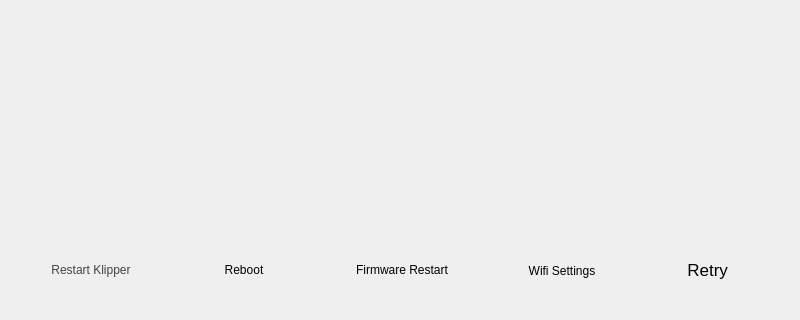
Old version of the form BlocksScreen/lib/ui/connectionWindow.ui in the repository BlocksTechnology/BlocksScreen; both pictures show x 0 to 800 and y 160 to 480 of the 800 by 480 pixel window.
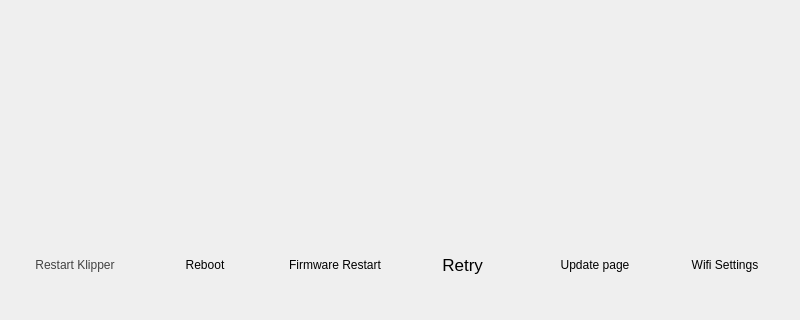
New version of the form. Icons and pictures are not drawn. Custom widgets are drawn as their Qt base class.

What changed in the file:
```diff
--- a/BlocksScreen/lib/ui/connectionWindow.ui
+++ b/BlocksScreen/lib/ui/connectionWindow.ui
@@ -115,356 +115,24 @@
    <property name="lineWidth">
     <number>0</number>
    </property>
-   <widget class="IconButton" name="RetryConnectionButton">
-    <property name="geometry">
-     <rect>
-      <x>623</x>
-      <y>10</y>
-      <width>154</width>
-      <height>80</height>
-     </rect>
+   <layout class="QHBoxLayout" name="horizontalLayout">
+    <property name="spacing">
+     <number>0</number>
     </property>
-    <property name="sizePolicy">
-     <sizepolicy hsizetype="MinimumExpanding" vsizetype="Fixed">
-      <horstretch>0</horstretch>
-      <verstretch>0</verstretch>
-     </sizepolicy>
+    <property name="leftMargin">
+     <number>0</number>
     </property>
-    <property name="minimumSize">
-     <size>
-      <width>154</width>
-      <height>80</height>
-     </size>
+    <property name="topMargin">
+     <number>5</number>
     </property>
-    <property name="maximumSize">
-     <size>
-      <width>154</width>
-      <height>80</height>
-     </size>
-    </property>
-    <property name="baseSize">
-     <size>
-      <width>80</width>
-      <height>80</height>
-     </size>
-    </property>
-    <property name="palette">
-     <palette>
-      <active/>
-      <inactive/>
-      <disabled/>
-     </palette>
-    </property>
-    <property name="font">
-     <font>
-      <pointsize>13</pointsize>
-     </font>
-    </property>
-    <property name="tabletTracking">
-     <bool>true</bool>
-    </property>
-    <property name="focusPolicy">
-     <enum>Qt::ClickFocus</enum>
-    </property>
-    <property name="autoFillBackground">
-     <bool>false</bool>
-    </property>
-    <property name="styleSheet">
-     <string notr="true"/>
-    </property>
-    <property name="text">
-     <string>Retry </string>
-    </property>
-    <property name="icon">
-     <iconset>
-      <normaloff>:/system_icons/media/btn_icons/retry_connection.svg</normaloff>:/system_icons/media/btn_icons/retry_connection.svg</iconset>
-    </property>
-    <property name="iconSize">
-     <size>
-      <width>16</width>
-      <height>16</height>
-     </size>
-    </property>
-    <property name="checkable">
-     <bool>false</bool>
-    </property>
-    <property name="autoRepeatDelay">
+    <property name="rightMargin">
      <number>0</number>
     </property>
-    <property name="autoRepeatInterval">
+    <property name="bottomMargin">
      <number>0</number>
     </property>
-    <property name="autoDefault">
-     <bool>false</bool>
-    </property>
-    <property name="default">
-     <bool>false</bool>
-    </property>
-    <property name="flat">
-     <bool>true</bool>
-    </property>
-    <property name="text_formatting" stdset="0">
-     <string>bottom</string>
-    </property>
-    <property name="icon_pixmap" stdset="0">
-     <pixmap resource="resources/icon_resources.qrc">:/system/media/btn_icons/restart_printer.svg</pixmap>
-    </property>
-    <property name="text_color" stdset="0">
-     <color>
-      <red>255</red>
-      <green>255</green>
-      <blue>255</blue>
-     </color>
-    </property>
-    <property name="has_text" stdset="0">
-     <bool>true</bool>
-    </property>
-   </widget>
-   <widget class="IconButton" name="wifi_button">
-    <property name="geometry">
-     <rect>
-      <x>475</x>
-      <y>11</y>
-      <width>154</width>
-      <height>80</height>
-     </rect>
-    </property>
-    <property name="sizePolicy">
-     <sizepolicy hsizetype="MinimumExpanding" vsizetype="Fixed">
-      <horstretch>0</horstretch>
-      <verstretch>0</verstretch>
-     </sizepolicy>
-    </property>
-    <property name="minimumSize">
-     <size>
-      <width>154</width>
-      <height>80</height>
-     </size>
-    </property>
-    <property name="maximumSize">
-     <size>
-      <width>154</width>
-      <height>80</height>
-     </size>
-    </property>
-    <property name="baseSize">
-     <size>
-      <width>80</width>
-      <height>80</height>
-     </size>
-    </property>
-    <property name="tabletTracking">
-     <bool>true</bool>
-    </property>
-    <property name="focusPolicy">
-     <enum>Qt::NoFocus</enum>
-    </property>
-    <property name="contextMenuPolicy">
-     <enum>Qt::NoContextMenu</enum>
-    </property>
-    <property name="autoFillBackground">
-     <bool>false</bool>
-    </property>
-    <property name="text">
-     <string>Wifi Settings</string>
-    </property>
-    <property name="icon">
-     <iconset>
-      <normaloff>:/system_icons/media/btn_icons/retry_connection.svg</normaloff>:/system_icons/media/btn_icons/retry_connection.svg</iconset>
-    </property>
-    <property name="autoDefault">
-     <bool>false</bool>
-    </property>
-    <property name="default">
-     <bool>false</bool>
-    </property>
-    <property name="flat">
-     <bool>true</bool>
-    </property>
-    <property name="class" stdset="0">
-     <string>system_control_btn</string>
-    </property>
-    <property name="icon_pixmap" stdset="0">
-     <pixmap resource="resources/icon_resources.qrc">:/network/media/btn_icons/wifi_config.svg</pixmap>
-    </property>
-    <property name="has_text" stdset="0">
-     <bool>true</bool>
-    </property>
-    <property name="text_formatting" stdset="0">
-     <string>bottom</string>
-    </property>
-   </widget>
-   <widget class="IconButton" name="FirmwareRestartButton">
-    <property name="geometry">
-     <rect>
-      <x>315</x>
-      <y>10</y>
-      <width>154</width>
-      <height>80</height>
-     </rect>
-    </property>
-    <property name="sizePolicy">
-     <sizepolicy hsizetype="MinimumExpanding" vsizetype="Fixed">
-      <horstretch>0</horstretch>
-      <verstretch>0</verstretch>
-     </sizepolicy>
-    </property>
-    <property name="minimumSize">
-     <size>
-      <width>154</width>
-      <height>80</height>
-     </size>
-    </property>
-    <property name="maximumSize">
-     <size>
-      <width>154</width>
-      <height>80</height>
-     </size>
-    </property>
-    <property name="baseSize">
-     <size>
-      <width>160</width>
-      <height>80</height>
-     </size>
-    </property>
-    <property name="cursor">
-     <cursorShape>BlankCursor</cursorShape>
-    </property>
-    <property name="tabletTracking">
-     <bool>true</bool>
-    </property>
-    <property name="focusPolicy">
-     <enum>Qt::NoFocus</enum>
-    </property>
-    <property name="contextMenuPolicy">
-     <enum>Qt::NoContextMenu</enum>
-    </property>
-    <property name="autoFillBackground">
-     <bool>false</bool>
-    </property>
-    <property name="text">
-     <string>Firmware Restart</string>
-    </property>
-    <property name="icon">
-     <iconset>
-      <normaloff>:/system_icons/media/btn_icons/firmware_restart.svg</normaloff>:/system_icons/media/btn_icons/firmware_restart.svg</iconset>
-    </property>
-    <property name="autoDefault">
-     <bool>false</bool>
-    </property>
-    <property name="default">
-     <bool>false</bool>
-    </property>
-    <property name="flat">
-     <bool>true</bool>
-    </property>
-    <property name="icon_pixmap" stdset="0">
-     <pixmap resource="resources/icon_resources.qrc">:/system/media/btn_icons/restart_firmware.svg</pixmap>
-    </property>
-    <property name="has_text" stdset="0">
-     <bool>true</bool>
-    </property>
-    <property name="text_formatting" stdset="0">
-     <string>bottom</string>
-    </property>
-    <property name="text_color" stdset="0">
-     <color>
-      <red>255</red>
-      <green>255</green>
-      <blue>255</blue>
-     </color>
-    </property>
-   </widget>
-   <widget class="IconButton" name="RebootSystemButton">
-    <property name="geometry">
-     <rect>
-      <x>157</x>
-      <y>10</y>
-      <width>154</width>
-      <height>80</height>
-     </rect>
-    </property>
-    <property name="sizePolicy">
-     <sizepolicy hsizetype="MinimumExpanding" vsizetype="Fixed">
-      <horstretch>0</horstretch>
-      <verstretch>0</verstretch>
-     </sizepolicy>
-    </property>
-    <property name="minimumSize">
-     <size>
-      <width>154</width>
-      <height>80</height>
-     </size>
-    </property>
-    <property name="maximumSize">
-     <size>
-      <width>154</width>
-      <height>80</height>
-     </size>
-    </property>
-    <property name="baseSize">
-     <size>
-      <width>80</width>
-      <height>80</height>
-     </size>
-    </property>
-    <property name="cursor">
-     <cursorShape>BlankCursor</cursorShape>
-    </property>
-    <property name="tabletTracking">
-     <bool>true</bool>
-    </property>
-    <property name="focusPolicy">
-     <enum>Qt::NoFocus</enum>
-    </property>
-    <property name="contextMenuPolicy">
-     <enum>Qt::NoContextMenu</enum>
-    </property>
-    <property name="autoFillBackground">
-     <bool>false</bool>
-    </property>
-    <property name="text">
-     <string>Reboot</string>
-    </property>
-    <property name="icon">
-     <iconset>
-      <normaloff>:/system_icons/media/btn_icons/firmware_restart.svg</normaloff>:/system_icons/media/btn_icons/firmware_restart.svg</iconset>
-    </property>
-    <property name="autoDefault">
-     <bool>false</bool>
-    </property>
-    <property name="default">
-     <bool>false</bool>
-    </property>
-    <property name="flat">
-     <bool>true</bool>
-    </property>
-    <property name="icon_pixmap" stdset="0">
-     <pixmap resource="resources/icon_resources.qrc">:/system/media/btn_icons/reboot.svg</pixmap>
-    </property>
-    <property name="text_formatting" stdset="0">
-     <string>bottom</string>
-    </property>
-    <property name="text_color" stdset="0">
-     <color>
-      <red>255</red>
-      <green>255</green>
-      <blue>255</blue>
-     </color>
-    </property>
-    <property name="has_text" stdset="0">
-     <bool>true</bool>
-    </property>
-   </widget>
+    <item alignment="Qt::AlignHCenter|Qt::AlignTop">
    <widget class="IconButton" name="RestartKlipperButton">
-    <property name="geometry">
-     <rect>
-      <x>4</x>
-      <y>10</y>
-      <width>154</width>
-      <height>80</height>
-     </rect>
-    </property>
     <property name="sizePolicy">
      <sizepolicy hsizetype="MinimumExpanding" vsizetype="Fixed">
       <horstretch>0</horstretch>
@@ -473,13 +141,13 @@
     </property>
     <property name="minimumSize">
      <size>
-      <width>154</width>
+        <width>100</width>
       <height>80</height>
      </size>
     </property>
     <property name="maximumSize">
      <size>
-      <width>154</width>
+        <width>100</width>
       <height>80</height>
      </size>
     </property>
@@ -660,6 +328,400 @@
      </color>
     </property>
    </widget>
+    </item>
+    <item alignment="Qt::AlignHCenter|Qt::AlignTop">
+     <widget class="IconButton" name="RebootSystemButton">
+      <property name="sizePolicy">
+       <sizepolicy hsizetype="MinimumExpanding" vsizetype="Fixed">
+        <horstretch>0</horstretch>
+        <verstretch>0</verstretch>
+       </sizepolicy>
+      </property>
+      <property name="minimumSize">
+       <size>
+        <width>100</width>
+        <height>80</height>
+       </size>
+      </property>
+      <property name="maximumSize">
+       <size>
+        <width>100</width>
+        <height>80</height>
+       </size>
+      </property>
+      <property name="baseSize">
+       <size>
+        <width>80</width>
+        <height>80</height>
+       </size>
+      </property>
+      <property name="cursor">
+       <cursorShape>BlankCursor</cursorShape>
+      </property>
+      <property name="tabletTracking">
+       <bool>true</bool>
+      </property>
+      <property name="focusPolicy">
+       <enum>Qt::NoFocus</enum>
+      </property>
+      <property name="contextMenuPolicy">
+       <enum>Qt::NoContextMenu</enum>
+      </property>
+      <property name="autoFillBackground">
+       <bool>false</bool>
+      </property>
+      <property name="text">
+       <string>Reboot</string>
+      </property>
+      <property name="icon">
+       <iconset>
+        <normaloff>:/system_icons/media/btn_icons/firmware_restart.svg</normaloff>:/system_icons/media/btn_icons/firmware_restart.svg</iconset>
+      </property>
+      <property name="autoDefault">
+       <bool>false</bool>
+      </property>
+      <property name="default">
+       <bool>false</bool>
+      </property>
+      <property name="flat">
+       <bool>true</bool>
+      </property>
+      <property name="icon_pixmap" stdset="0">
+       <pixmap resource="resources/icon_resources.qrc">:/system/media/btn_icons/reboot.svg</pixmap>
+      </property>
+      <property name="text_formatting" stdset="0">
+       <string>bottom</string>
+      </property>
+      <property name="text_color" stdset="0">
+       <color>
+        <red>255</red>
+        <green>255</green>
+        <blue>255</blue>
+       </color>
+      </property>
+      <property name="has_text" stdset="0">
+       <bool>true</bool>
+      </property>
+     </widget>
+    </item>
+    <item alignment="Qt::AlignHCenter|Qt::AlignTop">
+     <widget class="IconButton" name="FirmwareRestartButton">
+      <property name="sizePolicy">
+       <sizepolicy hsizetype="MinimumExpanding" vsizetype="Fixed">
+        <horstretch>0</horstretch>
+        <verstretch>0</verstretch>
+       </sizepolicy>
+      </property>
+      <property name="minimumSize">
+       <size>
+        <width>100</width>
+        <height>80</height>
+       </size>
+      </property>
+      <property name="maximumSize">
+       <size>
+        <width>100</width>
+        <height>80</height>
+       </size>
+      </property>
+      <property name="baseSize">
+       <size>
+        <width>160</width>
+        <height>80</height>
+       </size>
+      </property>
+      <property name="cursor">
+       <cursorShape>BlankCursor</cursorShape>
+      </property>
+      <property name="tabletTracking">
+       <bool>true</bool>
+      </property>
+      <property name="focusPolicy">
+       <enum>Qt::NoFocus</enum>
+      </property>
+      <property name="contextMenuPolicy">
+       <enum>Qt::NoContextMenu</enum>
+      </property>
+      <property name="autoFillBackground">
+       <bool>false</bool>
+      </property>
+      <property name="text">
+       <string>Firmware Restart</string>
+      </property>
+      <property name="icon">
+       <iconset>
+        <normaloff>:/system_icons/media/btn_icons/firmware_restart.svg</normaloff>:/system_icons/media/btn_icons/firmware_restart.svg</iconset>
+      </property>
+      <property name="autoDefault">
+       <bool>false</bool>
+      </property>
+      <property name="default">
+       <bool>false</bool>
+      </property>
+      <property name="flat">
+       <bool>true</bool>
+      </property>
+      <property name="icon_pixmap" stdset="0">
+       <pixmap resource="resources/icon_resources.qrc">:/system/media/btn_icons/restart_firmware.svg</pixmap>
+      </property>
+      <property name="has_text" stdset="0">
+       <bool>true</bool>
+      </property>
+      <property name="text_formatting" stdset="0">
+       <string>bottom</string>
+      </property>
+      <property name="text_color" stdset="0">
+       <color>
+        <red>255</red>
+        <green>255</green>
+        <blue>255</blue>
+       </color>
+      </property>
+     </widget>
+    </item>
+    <item alignment="Qt::AlignHCenter|Qt::AlignTop">
+     <widget class="IconButton" name="RetryConnectionButton">
+      <property name="sizePolicy">
+       <sizepolicy hsizetype="MinimumExpanding" vsizetype="Fixed">
+        <horstretch>0</horstretch>
+        <verstretch>0</verstretch>
+       </sizepolicy>
+      </property>
+      <property name="minimumSize">
+       <size>
+        <width>100</width>
+        <height>80</height>
+       </size>
+      </property>
+      <property name="maximumSize">
+       <size>
+        <width>100</width>
+        <height>80</height>
+       </size>
+      </property>
+      <property name="baseSize">
+       <size>
+        <width>80</width>
+        <height>80</height>
+       </size>
+      </property>
+      <property name="palette">
+       <palette>
+        <active/>
+        <inactive/>
+        <disabled/>
+       </palette>
+      </property>
+      <property name="font">
+       <font>
+        <pointsize>13</pointsize>
+       </font>
+      </property>
+      <property name="tabletTracking">
+       <bool>true</bool>
+      </property>
+      <property name="focusPolicy">
+       <enum>Qt::ClickFocus</enum>
+      </property>
+      <property name="autoFillBackground">
+       <bool>false</bool>
+      </property>
+      <property name="styleSheet">
+       <string notr="true"/>
+      </property>
+      <property name="text">
+       <string>Retry </string>
+      </property>
+      <property name="icon">
+       <iconset>
+        <normaloff>:/system_icons/media/btn_icons/retry_connection.svg</normaloff>:/system_icons/media/btn_icons/retry_connection.svg</iconset>
+      </property>
+      <property name="iconSize">
+       <size>
+        <width>16</width>
+        <height>16</height>
+       </size>
+      </property>
+      <property name="checkable">
+       <bool>false</bool>
+      </property>
+      <property name="autoRepeatDelay">
+       <number>0</number>
+      </property>
+      <property name="autoRepeatInterval">
+       <number>0</number>
+      </property>
+      <property name="autoDefault">
+       <bool>false</bool>
+      </property>
+      <property name="default">
+       <bool>false</bool>
+      </property>
+      <property name="flat">
+       <bool>true</bool>
+      </property>
+      <property name="text_formatting" stdset="0">
+       <string>bottom</string>
+      </property>
+      <property name="icon_pixmap" stdset="0">
+       <pixmap resource="resources/icon_resources.qrc">:/system/media/btn_icons/restart_printer.svg</pixmap>
+      </property>
+      <property name="text_color" stdset="0">
+       <color>
+        <red>255</red>
+        <green>255</green>
+        <blue>255</blue>
+       </color>
+      </property>
+      <property name="has_text" stdset="0">
+       <bool>true</bool>
+      </property>
+     </widget>
+    </item>
+    <item alignment="Qt::AlignHCenter|Qt::AlignTop">
+     <widget class="IconButton" name="updatepageButton">
+      <property name="sizePolicy">
+       <sizepolicy hsizetype="MinimumExpanding" vsizetype="Fixed">
+        <horstretch>0</horstretch>
+        <verstretch>0</verstretch>
+       </sizepolicy>
+      </property>
+      <property name="minimumSize">
+       <size>
+        <width>100</width>
+        <height>80</height>
+       </size>
+      </property>
+      <property name="maximumSize">
+       <size>
+        <width>100</width>
+        <height>80</height>
+       </size>
+      </property>
+      <property name="baseSize">
+       <size>
+        <width>80</width>
+        <height>80</height>
+       </size>
+      </property>
+      <property name="cursor">
+       <cursorShape>BlankCursor</cursorShape>
+      </property>
+      <property name="tabletTracking">
+       <bool>true</bool>
+      </property>
+      <property name="focusPolicy">
+       <enum>Qt::NoFocus</enum>
+      </property>
+      <property name="contextMenuPolicy">
+       <enum>Qt::NoContextMenu</enum>
+      </property>
+      <property name="autoFillBackground">
+       <bool>false</bool>
+      </property>
+      <property name="text">
+       <string>Update page</string>
+      </property>
+      <property name="icon">
+       <iconset>
+        <normaloff>:/system_icons/media/btn_icons/firmware_restart.svg</normaloff>:/system_icons/media/btn_icons/firmware_restart.svg</iconset>
+      </property>
+      <property name="autoDefault">
+       <bool>false</bool>
+      </property>
+      <property name="default">
+       <bool>false</bool>
+      </property>
+      <property name="flat">
+       <bool>true</bool>
+      </property>
+      <property name="icon_pixmap" stdset="0">
+       <pixmap resource="resources/icon_resources.qrc">:/system/media/btn_icons/update-software-icon.svg</pixmap>
+      </property>
+      <property name="text_formatting" stdset="0">
+       <string>bottom</string>
+      </property>
+      <property name="text_color" stdset="0">
+       <color>
+        <red>255</red>
+        <green>255</green>
+        <blue>255</blue>
+       </color>
+      </property>
+      <property name="has_text" stdset="0">
+       <bool>true</bool>
+      </property>
+     </widget>
+    </item>
+    <item alignment="Qt::AlignHCenter|Qt::AlignTop">
+     <widget class="IconButton" name="wifi_button">
+      <property name="sizePolicy">
+       <sizepolicy hsizetype="MinimumExpanding" vsizetype="Fixed">
+        <horstretch>0</horstretch>
+        <verstretch>0</verstretch>
+       </sizepolicy>
+      </property>
+      <property name="minimumSize">
+       <size>
+        <width>100</width>
+        <height>80</height>
+       </size>
+      </property>
+      <property name="maximumSize">
+       <size>
+        <width>100</width>
+        <height>80</height>
+       </size>
+      </property>
+      <property name="baseSize">
+       <size>
+        <width>80</width>
+        <height>80</height>
+       </size>
+      </property>
+      <property name="tabletTracking">
+       <bool>true</bool>
+      </property>
+      <property name="focusPolicy">
+       <enum>Qt::NoFocus</enum>
+      </property>
+      <property name="contextMenuPolicy">
+       <enum>Qt::NoContextMenu</enum>
+      </property>
+      <property name="autoFillBackground">
+       <bool>false</bool>
+      </property>
+      <property name="text">
+       <string>Wifi Settings</string>
+      </property>
+      <property name="icon">
+       <iconset>
+        <normaloff>:/system_icons/media/btn_icons/retry_connection.svg</normaloff>:/system_icons/media/btn_icons/retry_connection.svg</iconset>
+      </property>
+      <property name="autoDefault">
+       <bool>false</bool>
+      </property>
+      <property name="default">
+       <bool>false</bool>
+      </property>
+      <property name="flat">
+       <bool>true</bool>
+      </property>
+      <property name="class" stdset="0">
+       <string>system_control_btn</string>
+      </property>
+      <property name="icon_pixmap" stdset="0">
+       <pixmap resource="resources/icon_resources.qrc">:/network/media/btn_icons/wifi_config.svg</pixmap>
+      </property>
+      <property name="has_text" stdset="0">
+       <bool>true</bool>
+      </property>
+      <property name="text_formatting" stdset="0">
+       <string>bottom</string>
+      </property>
+     </widget>
+    </item>
+   </layout>
   </widget>
   <widget class="QFrame" name="cw_Frame">
    <property name="geometry">
```
Left out of the diff: 11 changed lines with no effect on the pictures. Lines whose indentation alone changed are shown as unchanged.
